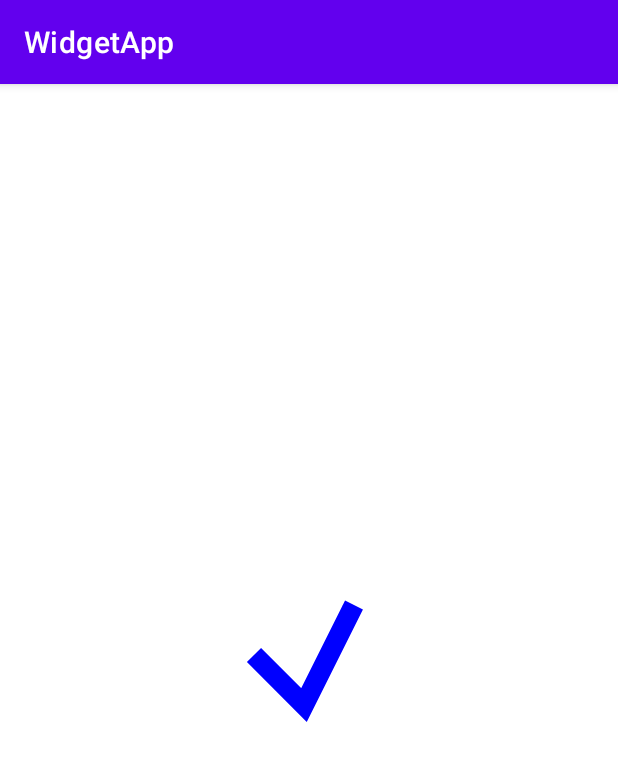
After one commit to gitofleonardo/WidgetApp, an Android app: the SuccessViewActivity screen opened directly, with no data from a screen before it, on a phone screen of 412 x 824 dp. The commit adds this screen. Shown: the top 761 px of the screen. Run offline under Robolectric (Android 15) with nearby library versions, the phone set to English and light mode, and no system bars.

Commit message:
add success view

```diff
--- a/app/build.gradle
+++ b/app/build.gradle
@@ -35,7 +35,7 @@ android {
 }
 
 dependencies {
-
+    implementation 'org.jetbrains.kotlinx:kotlinx-coroutines-android:1.3.9'
     implementation 'androidx.core:core-ktx:1.3.2'
     implementation 'androidx.appcompat:appcompat:1.2.0'
     implementation 'com.google.android.material:material:1.3.0'
--- a/app/src/main/AndroidManifest.xml
+++ b/app/src/main/AndroidManifest.xml
@@ -9,6 +9,9 @@
         android:roundIcon="@mipmap/ic_launcher_round"
         android:supportsRtl="true"
         android:theme="@style/Theme.WidgetApp">
+        <activity
+            android:name=".view.SuccessViewActivity"
+            android:exported="false" />
         <activity
             android:name=".anim.LayoutTransitionActivity"
             android:exported="false" />
--- a/app/src/main/java/com/example/widgetapp/MainActivity.kt
+++ b/app/src/main/java/com/example/widgetapp/MainActivity.kt
@@ -4,11 +4,16 @@ import android.content.Intent
 import android.os.Bundle
 import com.example.widgetapp.anim.LayoutTransitionActivity
 import com.example.widgetapp.databinding.ActivityMainBinding
+import com.example.widgetapp.view.SuccessViewActivity
 
 class MainActivity : BaseActivity<ActivityMainBinding>() {
     private fun setup(){
         binding.layoutTransition.setOnClickListener {
             val intent = Intent(this,LayoutTransitionActivity::class.java)
+            startActivity(intent)
+        }
+        binding.successView.setOnClickListener {
+            val intent = Intent(this,SuccessViewActivity::class.java)
             startActivity(intent)
         }
     }
--- /dev/null
+++ b/app/src/main/java/com/example/widgetapp/view/SuccessView.kt
@@ -0,0 +1,72 @@
+package com.example.widgetapp.view
+
+import android.animation.ValueAnimator
+import android.content.Context
+import android.graphics.*
+import android.util.AttributeSet
+import android.view.View
+
+class SuccessView(context:Context,attrs:AttributeSet?):View(context, attrs) {
+    constructor(context: Context):this(context,null)
+    private var mAnimatedValue:Float = 0.0f
+    private val mDistPath = Path()
+    private var mOnDrawCheck = false
+
+    init {
+        val animator = ValueAnimator.ofFloat(0.0f,2.0f)
+        animator.apply {
+            addUpdateListener {
+                mAnimatedValue = it.animatedValue as Float
+                invalidate()
+            }
+            duration = 2000
+        }
+        animator.start()
+    }
+    private val mPath by lazy {
+        Path().apply {
+            addCircle(120.0f,120.0f,100.0f,Path.Direction.CW)
+            val checkPath = Path().apply {
+                moveTo(65.0f,115.0f)
+                lineTo(115.0f,165.0f)
+                lineTo(165.0f,65.0f)
+            }
+            addPath(checkPath)
+        }
+    }
+    private val mPathMeasure by lazy {
+        PathMeasure().apply {
+            setPath(mPath,false)
+        }
+    }
+
+    private val mPaint by lazy {
+        Paint().apply {
+            color = Color.BLUE
+            strokeWidth = 20.0f
+            style = Paint.Style.STROKE
+        }
+    }
+
+    override fun onDraw(canvas: Canvas) {
+        if (mAnimatedValue <= 1.0f){
+            if (mOnDrawCheck) mOnDrawCheck = false
+            val stop = mPathMeasure.length * mAnimatedValue
+            mPathMeasure.getSegment(0.0f,stop,mDistPath,true)
+        }else{
+            if (!mOnDrawCheck) {
+                mOnDrawCheck = true
+                mPathMeasure.nextContour()
+            }
+            val stop = mPathMeasure.length * (mAnimatedValue-1.0f)
+            mPathMeasure.getSegment(0.0f,stop,mDistPath,true)
+        }
+        canvas.drawPath(mDistPath,mPaint)
+    }
+
+    override fun onMeasure(widthMeasureSpec: Int, heightMeasureSpec: Int) {
+        val width = MeasureSpec.makeMeasureSpec(240,MeasureSpec.EXACTLY)
+        val height = MeasureSpec.makeMeasureSpec(240,MeasureSpec.EXACTLY)
+        super.onMeasure(width,height)
+    }
+}
--- /dev/null
+++ b/app/src/main/java/com/example/widgetapp/view/SuccessViewActivity.kt
@@ -0,0 +1,13 @@
+package com.example.widgetapp.view
+
+import androidx.appcompat.app.AppCompatActivity
+import android.os.Bundle
+import com.example.widgetapp.BaseActivity
+import com.example.widgetapp.R
+import com.example.widgetapp.databinding.ActivitySuccessViewBinding
+
+class SuccessViewActivity : BaseActivity<ActivitySuccessViewBinding>() {
+    override fun onInit(savedInstanceState: Bundle?) {
+
+    }
+}
--- /dev/null
+++ b/app/src/main/res/drawable/bg_simple_blue.xml
@@ -0,0 +1,5 @@
+<?xml version="1.0" encoding="utf-8"?>
+<shape xmlns:android="http://schemas.android.com/apk/res/android" android:shape="rectangle">
+    <solid android:color="#2196F3"/>
+    <corners android:radius="100pt"/>
+</shape>
--- a/app/src/main/res/layout/activity_main.xml
+++ b/app/src/main/res/layout/activity_main.xml
@@ -17,5 +17,10 @@
             android:id="@+id/layout_transition"
             android:layout_width="wrap_content"
             android:layout_height="wrap_content"/>
+        <Button
+            android:text="@string/success_view"
+            android:id="@+id/success_view"
+            android:layout_width="wrap_content"
+            android:layout_height="wrap_content"/>
     </LinearLayout>
 </androidx.core.widget.NestedScrollView>
--- /dev/null
+++ b/app/src/main/res/layout/activity_success_view.xml
@@ -0,0 +1,12 @@
+<?xml version="1.0" encoding="utf-8"?>
+<FrameLayout xmlns:android="http://schemas.android.com/apk/res/android"
+    xmlns:app="http://schemas.android.com/apk/res-auto"
+    xmlns:tools="http://schemas.android.com/tools"
+    android:layout_width="match_parent"
+    android:layout_height="match_parent"
+    tools:context=".view.SuccessViewActivity">
+    <com.example.widgetapp.view.SuccessView
+        android:layout_gravity="center"
+        android:layout_width="wrap_content"
+        android:layout_height="wrap_content"/>
+</FrameLayout>
--- /dev/null
+++ b/app/src/main/res/values-night/styles.xml
@@ -0,0 +1,2 @@
+<resources>
+</resources>
--- a/app/src/main/res/values/colors.xml
+++ b/app/src/main/res/values/colors.xml
@@ -7,4 +7,8 @@
     <color name="teal_700">#FF018786</color>
     <color name="black">#FF000000</color>
     <color name="white">#FFFFFFFF</color>
+    <color name="light_blue_400">#FF29B6F6</color>
+    <color name="light_blue_600">#FF039BE5</color>
+    <color name="gray_400">#FFBDBDBD</color>
+    <color name="gray_600">#FF757575</color>
 </resources>
--- a/app/src/main/res/values/strings.xml
+++ b/app/src/main/res/values/strings.xml
@@ -2,4 +2,5 @@
     <string name="app_name">WidgetApp</string>
     <string name="layout_transition">Layout Transition</string>
     <string name="hello_world">Hello World</string>
+    <string name="success_view">Success View</string>
 </resources>
--- /dev/null
+++ b/app/src/main/res/values/styles.xml
@@ -0,0 +1,2 @@
+<resources>
+</resources>
```
Also changed, not shown: app/src/main/java/com/example/widgetapp/anim/LayoutTransitionActivity.kt (+17 -4 lines), app/src/main/res/layout/layout_simple_text.xml (+7 -5 lines).
